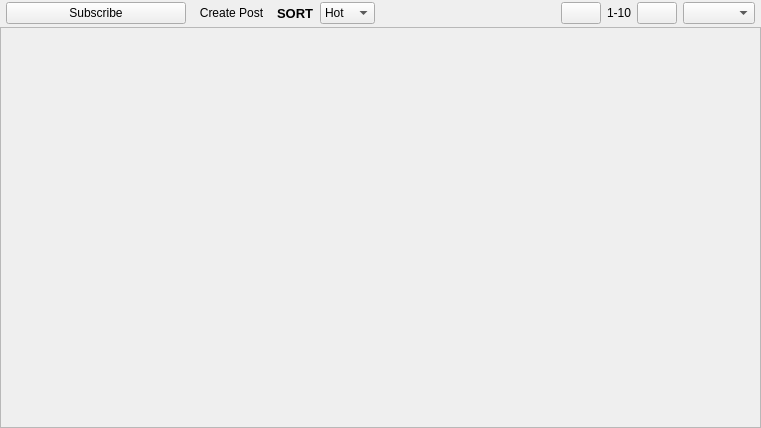
Before: the Qt Designer form retroshare-gui/src/gui/Posted/PostedListWidget.ui in RetroShare/RetroShare, drawn with Qt 5.
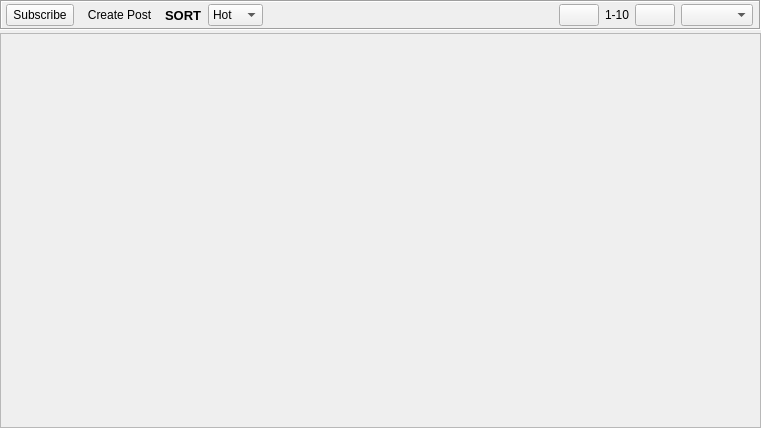
After: the same form once the commit is applied. Icons and pictures are not drawn. Custom widgets are drawn as their Qt base class.

```diff
--- a/retroshare-gui/src/gui/Posted/PostedListWidget.ui
+++ b/retroshare-gui/src/gui/Posted/PostedListWidget.ui
@@ -40,13 +40,19 @@
     </layout>
    </item>
    <item>
-    <widget class="QFrame" name="frame">
+    <widget class="QFrame" name="headerFrame">
+     <property name="frameShape">
+      <enum>QFrame::Box</enum>
+     </property>
+     <property name="frameShadow">
+      <enum>QFrame::Sunken</enum>
+     </property>
      <layout class="QHBoxLayout" name="horizontalLayout_2">
       <property name="spacing">
        <number>6</number>
       </property>
       <property name="leftMargin">
-       <number>6</number>
+       <number>4</number>
       </property>
       <property name="topMargin">
        <number>2</number>
@@ -55,12 +61,12 @@
        <number>6</number>
       </property>
       <property name="bottomMargin">
-       <number>0</number>
+       <number>2</number>
       </property>
       <item>
        <widget class="SubscribeToolButton" name="subscribeToolButton">
         <property name="sizePolicy">
-         <sizepolicy hsizetype="Expanding" vsizetype="Preferred">
+         <sizepolicy hsizetype="Preferred" vsizetype="Preferred">
           <horstretch>0</horstretch>
           <verstretch>0</verstretch>
          </sizepolicy>
```
